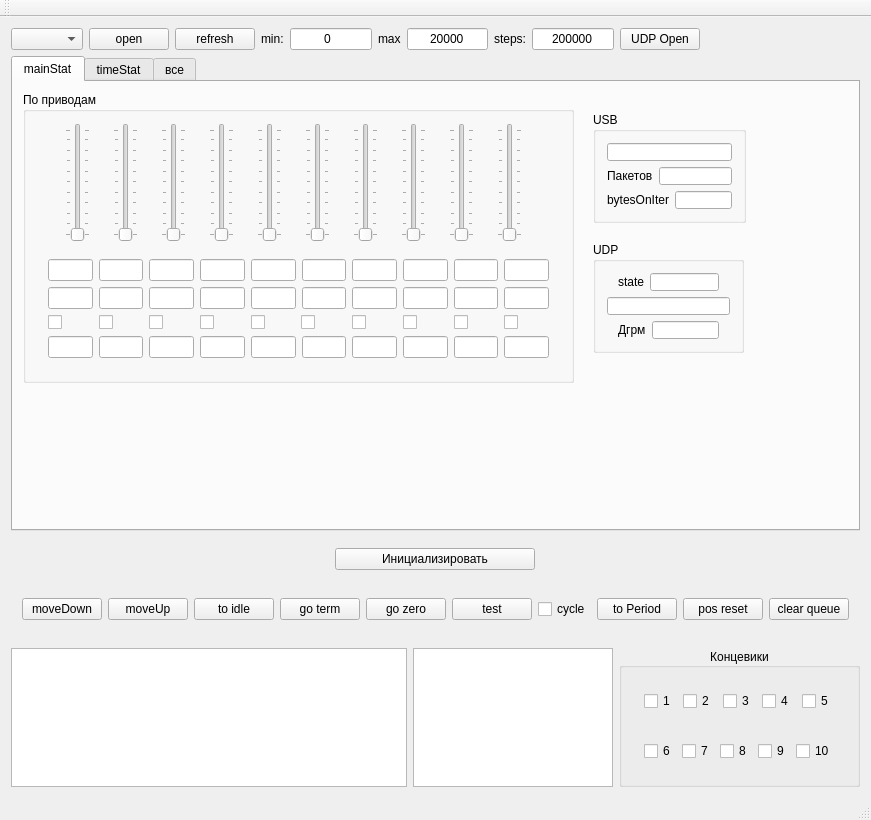
First picture: the form in mainwindow.ui, repository PoldenDev/polden-ver-motorControl-desktop, before the edit.
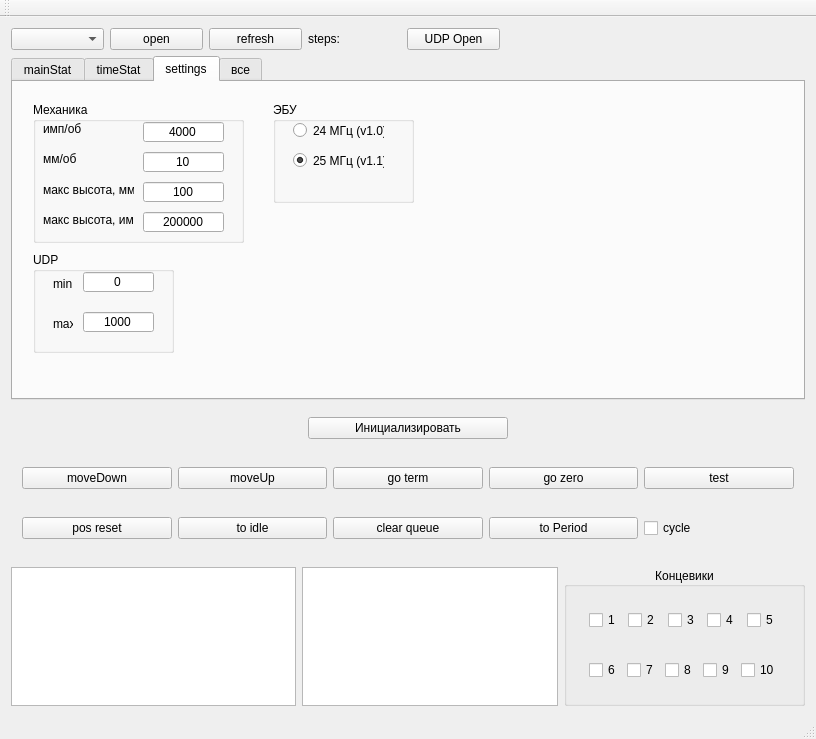
Second picture: the form after the edit. The open tabs and pages were chosen to show the change.

Diff of the .ui file:
```diff
--- a/mainwindow.ui
+++ b/mainwindow.ui
@@ -6,8 +6,8 @@
    <rect>
     <x>0</x>
     <y>0</y>
-    <width>840</width>
-    <height>820</height>
+    <width>816</width>
+    <height>739</height>
    </rect>
   </property>
   <property name="windowTitle">
@@ -19,7 +19,7 @@
      <widget class="QWidget" name="widget_4" native="true">
       <property name="maximumSize">
        <size>
-        <width>700</width>
+        <width>500</width>
         <height>16777215</height>
        </size>
       </property>
@@ -50,46 +50,6 @@
          </property>
         </widget>
        </item>
-       <item>
-        <widget class="QLabel" name="label">
-         <property name="text">
-          <string>min:</string>
-         </property>
-        </widget>
-       </item>
-       <item>
-        <widget class="QLineEdit" name="lineEditMinVal">
-         <property name="inputMask">
-          <string>999</string>
-         </property>
-         <property name="text">
-          <string>0</string>
-         </property>
-         <property name="alignment">
-          <set>Qt::AlignCenter</set>
-         </property>
-        </widget>
-       </item>
-       <item>
-        <widget class="QLabel" name="label_2">
-         <property name="text">
-          <string>max</string>
-         </property>
-        </widget>
-       </item>
-       <item>
-        <widget class="QLineEdit" name="lineEditMaxVal">
-         <property name="inputMask">
-          <string>99999</string>
-         </property>
-         <property name="text">
-          <string>20000</string>
-         </property>
-         <property name="alignment">
-          <set>Qt::AlignCenter</set>
-         </property>
-        </widget>
-       </item>
        <item>
         <widget class="QLabel" name="label_3">
          <property name="text">
@@ -97,16 +57,6 @@
          </property>
         </widget>
        </item>
-       <item>
-        <widget class="QLineEdit" name="maxSteps">
-         <property name="text">
-          <string>200000</string>
-         </property>
-         <property name="alignment">
-          <set>Qt::AlignCenter</set>
-         </property>
-        </widget>
-       </item>
        <item>
         <widget class="QPushButton" name="pushButtonUdpOpenClose">
          <property name="text">
@@ -1261,6 +1211,279 @@
         </item>
        </layout>
       </widget>
+      <widget class="QWidget" name="tabSettings">
+       <attribute name="title">
+        <string>settings</string>
+       </attribute>
+       <widget class="QGroupBox" name="groupBox_5">
+        <property name="geometry">
+         <rect>
+          <x>20</x>
+          <y>20</y>
+          <width>211</width>
+          <height>141</height>
+         </rect>
+        </property>
+        <property name="title">
+         <string>Механика</string>
+        </property>
+        <widget class="QLabel" name="label_8">
+         <property name="geometry">
+          <rect>
+           <x>10</x>
+           <y>20</y>
+           <width>47</width>
+           <height>13</height>
+          </rect>
+         </property>
+         <property name="text">
+          <string>имп/об</string>
+         </property>
+        </widget>
+        <widget class="QLineEdit" name="lineEdit_ImpPerRot">
+         <property name="geometry">
+          <rect>
+           <x>110</x>
+           <y>20</y>
+           <width>81</width>
+           <height>20</height>
+          </rect>
+         </property>
+         <property name="inputMask">
+          <string/>
+         </property>
+         <property name="text">
+          <string>4000</string>
+         </property>
+         <property name="alignment">
+          <set>Qt::AlignCenter</set>
+         </property>
+        </widget>
+        <widget class="QLabel" name="label_9">
+         <property name="geometry">
+          <rect>
+           <x>10</x>
+           <y>50</y>
+           <width>47</width>
+           <height>13</height>
+          </rect>
+         </property>
+         <property name="text">
+          <string>мм/об</string>
+         </property>
+        </widget>
+        <widget class="QLineEdit" name="lineEdit_mmPerRot">
+         <property name="geometry">
+          <rect>
+           <x>110</x>
+           <y>50</y>
+           <width>81</width>
+           <height>20</height>
+          </rect>
+         </property>
+         <property name="inputMask">
+          <string/>
+         </property>
+         <property name="text">
+          <string>10</string>
+         </property>
+         <property name="alignment">
+          <set>Qt::AlignCenter</set>
+         </property>
+        </widget>
+        <widget class="QLineEdit" name="lineEdit_maxHeightMM">
+         <property name="geometry">
+          <rect>
+           <x>110</x>
+           <y>80</y>
+           <width>81</width>
+           <height>20</height>
+          </rect>
+         </property>
+         <property name="inputMask">
+          <string/>
+         </property>
+         <property name="text">
+          <string>100</string>
+         </property>
+         <property name="alignment">
+          <set>Qt::AlignCenter</set>
+         </property>
+        </widget>
+        <widget class="QLabel" name="label_10">
+         <property name="geometry">
+          <rect>
+           <x>10</x>
+           <y>80</y>
+           <width>91</width>
+           <height>16</height>
+          </rect>
+         </property>
+         <property name="text">
+          <string>макс высота, мм</string>
+         </property>
+        </widget>
+        <widget class="QLineEdit" name="lineEdit_MaxHeightImp">
+         <property name="geometry">
+          <rect>
+           <x>110</x>
+           <y>110</y>
+           <width>81</width>
+           <height>20</height>
+          </rect>
+         </property>
+         <property name="inputMask">
+          <string/>
+         </property>
+         <property name="text">
+          <string>200000</string>
+         </property>
+         <property name="alignment">
+          <set>Qt::AlignCenter</set>
+         </property>
+        </widget>
+        <widget class="QLabel" name="label_11">
+         <property name="geometry">
+          <rect>
+           <x>10</x>
+           <y>110</y>
+           <width>91</width>
+           <height>16</height>
+          </rect>
+         </property>
+         <property name="text">
+          <string>макс высота, имп</string>
+         </property>
+        </widget>
+       </widget>
+       <widget class="QGroupBox" name="groupBox_6">
+        <property name="geometry">
+         <rect>
+          <x>260</x>
+          <y>20</y>
+          <width>141</width>
+          <height>101</height>
+         </rect>
+        </property>
+        <property name="title">
+         <string>ЭБУ</string>
+        </property>
+        <widget class="QRadioButton" name="radioButtonFpgaFreq24">
+         <property name="geometry">
+          <rect>
+           <x>20</x>
+           <y>20</y>
+           <width>91</width>
+           <height>17</height>
+          </rect>
+         </property>
+         <property name="text">
+          <string>24 МГц (v1.0)</string>
+         </property>
+        </widget>
+        <widget class="QRadioButton" name="radioButtonFpgaFreq25">
+         <property name="geometry">
+          <rect>
+           <x>20</x>
+           <y>50</y>
+           <width>91</width>
+           <height>17</height>
+          </rect>
+         </property>
+         <property name="text">
+          <string>25 МГц (v1.1)</string>
+         </property>
+         <property name="checked">
+          <bool>true</bool>
+         </property>
+        </widget>
+       </widget>
+       <widget class="QGroupBox" name="groupBox_7">
+        <property name="geometry">
+         <rect>
+          <x>20</x>
+          <y>170</y>
+          <width>141</width>
+          <height>101</height>
+         </rect>
+        </property>
+        <property name="title">
+         <string>UDP</string>
+        </property>
+        <widget class="QLineEdit" name="lineEditMinVal">
+         <property name="geometry">
+          <rect>
+           <x>50</x>
+           <y>20</y>
+           <width>71</width>
+           <height>20</height>
+          </rect>
+         </property>
+         <property name="inputMask">
+          <string>9</string>
+         </property>
+         <property name="text">
+          <string>0</string>
+         </property>
+         <property name="alignment">
+          <set>Qt::AlignCenter</set>
+         </property>
+        </widget>
+        <widget class="QLabel" name="label">
+         <property name="geometry">
+          <rect>
+           <x>20</x>
+           <y>20</y>
+           <width>20</width>
+           <height>23</height>
+          </rect>
+         </property>
+         <property name="text">
+          <string>min:</string>
+         </property>
+        </widget>
+        <widget class="QLabel" name="label_2">
+         <property name="geometry">
+          <rect>
+           <x>20</x>
+           <y>60</y>
+           <width>20</width>
+           <height>23</height>
+          </rect>
+         </property>
+         <property name="text">
+          <string>max</string>
+         </property>
+        </widget>
+        <widget class="QLineEdit" name="lineEditMaxVal">
+         <property name="geometry">
+          <rect>
+           <x>50</x>
+           <y>60</y>
+           <width>71</width>
+           <height>20</height>
+          </rect>
+         </property>
+         <property name="inputMask">
+          <string/>
+         </property>
+         <property name="text">
+          <string>1000</string>
+         </property>
+         <property name="alignment">
+          <set>Qt::AlignCenter</set>
+         </property>
+        </widget>
+        <zorder>lineEditMinVal</zorder>
+        <zorder>label</zorder>
+        <zorder>label_2</zorder>
+        <zorder>lineEditMaxVal</zorder>
+        <zorder>lineEditMinVal</zorder>
+        <zorder>label</zorder>
+        <zorder>label_2</zorder>
+        <zorder>lineEditMaxVal</zorder>
+       </widget>
+      </widget>
       <widget class="QWidget" name="tab">
        <attribute name="title">
         <string>все</string>
@@ -1342,13 +1565,6 @@
          </property>
         </widget>
        </item>
-       <item>
-        <widget class="QPushButton" name="pushBUttonToIdle">
-         <property name="text">
-          <string>to idle</string>
-         </property>
-        </widget>
-       </item>
        <item>
         <widget class="QPushButton" name="goToTerm">
          <property name="text">
@@ -1370,20 +1586,12 @@
          </property>
         </widget>
        </item>
-       <item>
-        <widget class="QCheckBox" name="checkBoxCycle">
-         <property name="text">
-          <string>cycle</string>
-         </property>
-        </widget>
-       </item>
-       <item>
-        <widget class="QPushButton" name="pushButtonGotoPEriodState">
-         <property name="text">
-          <string>to Period</string>
-         </property>
-        </widget>
-       </item>
+      </layout>
+     </widget>
+    </item>
+    <item>
+     <widget class="QWidget" name="widget_29" native="true">
+      <layout class="QHBoxLayout" name="horizontalLayout_20">
        <item>
         <widget class="QPushButton" name="pushButtonPosReset">
          <property name="text">
@@ -1391,6 +1599,13 @@
          </property>
         </widget>
        </item>
+       <item>
+        <widget class="QPushButton" name="pushBUttonToIdle">
+         <property name="text">
+          <string>to idle</string>
+         </property>
+        </widget>
+       </item>
        <item>
         <widget class="QPushButton" name="pushButtonClear">
          <property name="text">
@@ -1398,6 +1613,20 @@
          </property>
         </widget>
        </item>
+       <item>
+        <widget class="QPushButton" name="pushButtonGotoPEriodState">
+         <property name="text">
+          <string>to Period</string>
+         </property>
+        </widget>
+       </item>
+       <item>
+        <widget class="QCheckBox" name="checkBoxCycle">
+         <property name="text">
+          <string>cycle</string>
+         </property>
+        </widget>
+       </item>
       </layout>
      </widget>
     </item>
@@ -1406,7 +1635,7 @@
       <property name="minimumSize">
        <size>
         <width>0</width>
-        <height>50</height>
+        <height>0</height>
        </size>
       </property>
       <property name="maximumSize">
@@ -1440,9 +1669,15 @@
        </item>
        <item>
         <widget class="QPlainTextEdit" name="plainTextUDP">
+         <property name="sizePolicy">
+          <sizepolicy hsizetype="Preferred" vsizetype="Preferred">
+           <horstretch>0</horstretch>
+           <verstretch>0</verstretch>
+          </sizepolicy>
+         </property>
          <property name="maximumSize">
           <size>
-           <width>200</width>
+           <width>16777215</width>
            <height>16777215</height>
           </size>
          </property>
```
Left out of the diff: 98 changed lines with no effect on the pictures.
